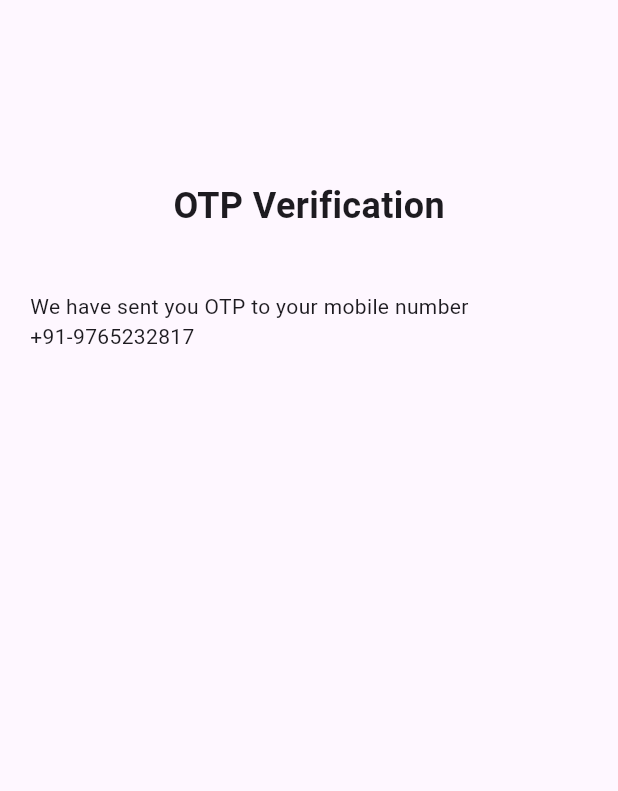
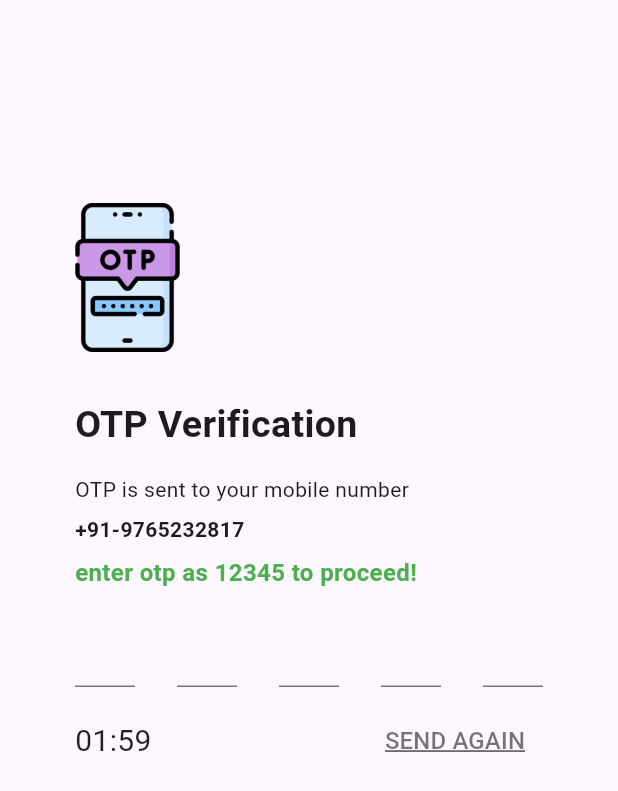
Before and after one commit to PavanFernandes/flutter_machine_test_mobile_app, a Flutter app: the screen it shows after launch, after a tap on "SEND CODE", on a phone screen of 412 x 824 dp. Shown: the top 791 px of the screen. Run offline on Flutter 3.47's test engine with Material 3 defaults, Android fonts, the phone set to English and light mode, and no system bars; our stand-ins replace device_info_plus, geolocator, package_info_plus; network calls fail.

Commit message:
commit final

```diff
--- a/lib/main.dart
+++ b/lib/main.dart
@@ -1,6 +1,8 @@
 import 'package:flutter/material.dart';
+import 'package:flutter_machine_test_mobile_app/pages/home_page.dart';
 import 'package:flutter_machine_test_mobile_app/pages/login.dart';
 import 'package:flutter_machine_test_mobile_app/pages/otp-verification.dart';
+import 'package:flutter_machine_test_mobile_app/pages/splash_screen.dart';
 
 void main() {
   runApp(const MyApp());
@@ -19,10 +21,11 @@ class MyApp extends StatelessWidget {
         colorScheme: ColorScheme.fromSeed(seedColor: Colors.deepPurple),
         useMaterial3: true,
       ),
-      home: const Login(),
+      home: const SplashScreen(),
       routes: {
         '/login': (context) => const Login(),
-        '/otp-verification' : (context) => const OTPVerification()
+        '/otp-verification' : (context) => OTPVerification(),
+        '/home' : (context) => HomePage()
       },
     );
   }
--- a/lib/pages/login.dart
+++ b/lib/pages/login.dart
@@ -20,10 +20,21 @@ class _LoginState extends State<Login>{
         child: Column(
           mainAxisAlignment: MainAxisAlignment.center,
           children: [
-            ElevatedButton(
-                onPressed: () {},
-                child: const Text("Phone")
+            ToggleButtons(
+              isSelected: [true, false],
+              onPressed: (int index) {
+              },
+              selectedColor: Colors.white70,
+              fillColor: Colors.redAccent,
+              borderRadius: BorderRadius.circular(10),
+              borderWidth: 1,
+              borderColor: Colors.grey,
+              children: const [
+                Text("    Phone    "),
+                Text("    Email    "),
+              ],
             ),
+
             const SizedBox(height: 30,),
             const Column(
               crossAxisAlignment: CrossAxisAlignment.start,
@@ -46,8 +57,19 @@ class _LoginState extends State<Login>{
             ),
             const SizedBox(height: 30,),
             ElevatedButton(
-                onPressed: (){Navigator.pushNamed(context, '/otp-verification');},
-                child: const Text("SEND CODE"))
+              onPressed: () {
+                Navigator.pushNamed(context, '/otp-verification');
+              },
+              style: ElevatedButton.styleFrom(
+                foregroundColor: Colors.white, backgroundColor: Colors.blue, // text color
+                padding: const EdgeInsets.symmetric(vertical: 15, horizontal: 30),
+                shape: RoundedRectangleBorder(
+                  borderRadius: BorderRadius.circular(10),
+                ),
+              ),
+              child: const Text("SEND CODE"),
+            ),
+
           ],
         ),
       )
--- a/lib/pages/otp-verification.dart
+++ b/lib/pages/otp-verification.dart
@@ -1,26 +1,150 @@
+import 'package:flutter/cupertino.dart';
 import 'package:flutter/material.dart';
+import 'dart:async';
+import 'package:flutter/services.dart';
 
-class OTPVerification extends StatelessWidget{
-  const OTPVerification({super.key});
+class OTPVerification extends StatefulWidget {
+  @override
+  _OTPVerificationState createState() => _OTPVerificationState();
+}
+
+class _OTPVerificationState extends State<OTPVerification> {
+  late Timer _timer;
+  int _start = 120;
+
+  late List<TextEditingController> controllers;
+  late FocusNode _lastNode;
+
+  @override
+  void initState() {
+    super.initState();
+    controllers = List.generate(5, (index) => TextEditingController());
+    _lastNode = FocusNode();
+    _startTimer();
+  }
+
+  void _startTimer() {
+    const oneSec = Duration(seconds: 1);
+    _timer = Timer.periodic(oneSec, (timer) {
+      if (_start == 0) {
+        _timer.cancel();
+      } else {
+        setState(() {
+          _start--;
+        });
+      }
+    });
+  }
+
+  String getTimerString() {
+    int minutes = _start ~/ 60;
+    int seconds = _start % 60;
+    String minutesStr = minutes.toString().padLeft(2, '0');
+    String secondsStr = seconds.toString().padLeft(2, '0');
+    return '$minutesStr:$secondsStr';
+  }
+
+  @override
+  void dispose() {
+    _timer.cancel();
+    for (var controller in controllers) {
+      controller.dispose();
+    }
+    _lastNode.dispose();
+    super.dispose();
+  }
+
+  String getEnteredOTP() {
+    String otp = '';
+    for (TextEditingController controller in controllers) {
+      otp += controller.text;
+    }
+    return otp;
+  }
+
+  void _validateOTP() {
+    String otp = getEnteredOTP();
+    if (otp == '12345') {
+      Navigator.pushReplacementNamed(context, '/home');
+    } else {
+      Navigator.pushReplacementNamed(context, '/register');
+    }
+  }
 
   @override
   Widget build(BuildContext context) {
-
     return Scaffold(
       body: Padding(
-        padding: EdgeInsets.all(20),
+        padding: const EdgeInsets.fromLTRB(50, 45, 50, 10),
         child: Column(
+          crossAxisAlignment: CrossAxisAlignment.start,
           children: [
-            SizedBox(height: 100,),
-            Text("OTP Verification", style: TextStyle(
-            fontSize: 24, fontWeight: FontWeight.w700),),
-            SizedBox(height: 40,),
-            Text("We have sent you OTP to your mobile number +91-9765232817"),
+            const SizedBox(height: 70,),
+            const SizedBox(
+                height: 140,
+                width: 70,
+                child: Image(image: AssetImage("assets/images/otp_icon.png"))),
+            const SizedBox(height: 10,),
+            const Text("OTP Verification", style: TextStyle(
+                fontSize: 25, fontWeight: FontWeight.w700),),
+            const SizedBox(height: 15,),
+            const Text("OTP is sent to your mobile number"),
+            const SizedBox(height: 7,),
+            const Text("+91-9765232817", style: TextStyle(fontWeight: FontWeight.w700,)),
+            const SizedBox(height: 7,),
+            const Text("enter otp as 12345 to proceed!", style: TextStyle(fontWeight: FontWeight.w700, color: Colors.green, fontSize: 16)),
+            const SizedBox(height: 20,),
+            Form(
+              child: Row(
+                mainAxisAlignment: MainAxisAlignment.spaceBetween,
+                children: List.generate(
+                    5, (index) => SizedBox(
+                  height: 45,
+                  width: 40,
+                  child: TextField(
+                    controller: controllers[index],
+                    style: Theme.of(context).textTheme.headlineSmall,
+                    keyboardType: TextInputType.number,
+                    textAlign: TextAlign.center,
+                    inputFormatters: [
+                      LengthLimitingTextInputFormatter(1),
+                      FilteringTextInputFormatter.digitsOnly,
+                    ],
+                    onChanged: (value) {
+                      if (value.isNotEmpty && index < 4){
+                        FocusScope.of(context).nextFocus();
+                      }
+                      if (value.isEmpty && index > 0) {
+                        FocusScope.of(context).previousFocus();
+                      }
+                      if (index == 4 && value.isNotEmpty) {
+                        _validateOTP();
+                      }
+                    },
+                    focusNode: index == 4 ? _lastNode : null,
+                  ),
+                )
+                ),
+              ),
+            ),
+            const SizedBox(height: 12,),
+            Row(
+              mainAxisAlignment: MainAxisAlignment.spaceBetween,
+              children: [
+                Text(
+                  getTimerString(),
+                  style: const TextStyle(fontSize: 20, fontWeight: FontWeight.w400, color: Colors.black87),
+                ),
+                TextButton(
+                  onPressed: (){},
+                  child: const Text("SEND AGAIN",
+                    style: TextStyle(decoration: TextDecoration.underline, fontSize: 16, color: Colors.black54, fontWeight: FontWeight.w500),),
+                ),
+              ],
+            )
           ],
         ),
       ),
     );
   }
-
-
 }
--- /dev/null
+++ b/lib/pages/splash_screen.dart
@@ -0,0 +1,171 @@
+import 'dart:async';
+import 'dart:convert';
+import 'dart:io';
+
+import 'package:device_info_plus/device_info_plus.dart';
+import 'package:flutter/material.dart';
+import 'package:geolocator/geolocator.dart';
+import 'package:package_info_plus/package_info_plus.dart';
+import 'package:http/http.dart' as http;
+
+import 'login.dart';
+
+class SplashScreen extends StatefulWidget{
+  const SplashScreen({super.key});
+
+  @override
+  State<SplashScreen> createState() => _SplashScreenState();
+
+}
+
+class _SplashScreenState extends State<SplashScreen>{
+
+  final Map<String, dynamic> data = {
+    "deviceType": "",
+    "deviceId": "",
+    "deviceName": "",
+    "deviceOSVersion": "",
+    "deviceIPAddress": "",
+    "lat": 0,
+    "long": 0,
+    "buyer_gcmid": "",
+    "buyer_pemid": "",
+    "app": {
+      "version": "",
+      "installTimeStamp": DateTime.now().toString(),
+      "uninstallTimeStamp": DateTime.now().toString(),
+      "downloadTimeStamp": DateTime.now().toString()
+    }
+  };
+
+  @override
+  void initState(){
+    super.initState();
+    initData();
+    Timer(
+      const Duration(seconds: 5),
+          () => Navigator.pushReplacement(
+        context,
+        MaterialPageRoute(
+          builder: (context) =>  const Login(), // Update with your main widget
+        ),
+      ),
+    );
+  }
+
+  Future<void> initData() async {
+    await retrieveDeviceInfo();
+    await retrieveIPAddress();
+    await getAppInfo();
+    await getCurrentLocation();
+    print(data);
+    postData();
+  }
+
+  Future<void> postData() async {
+
+    final Uri url = Uri.parse('http://devapiv3.dealsdray.com/api/v2/user/otp');
+
+    try {
+      final response = await http.post(
+        url,
+        body: json.encode(data),
+        headers: <String, String>{
+          'Content-Type': 'application/json; charset=UTF-8',
+        },
+      );
+      if (response.statusCode == 200) {
+        print('POST request successful');
+      }else{
+        print("Failed to send Post request : " + '${response.statusCode}');
+      }
+    } catch (e) {
+      print('POST request failed: $e');
+    }
+  }
+
+  Future<void> retrieveDeviceInfo() async {
+    final DeviceInfoPlugin deviceInfoPlugin = DeviceInfoPlugin();
+    final deviceInfo = await deviceInfoPlugin.deviceInfo;
+
+    if (Platform.isAndroid) {
+      AndroidDeviceInfo androidInfo = await deviceInfoPlugin.androidInfo;
+      setState(() {
+        data["deviceType"] = "android";
+        data["deviceId"] = androidInfo.id;
+        data["deviceName"] = androidInfo.model;
+        data["deviceOSVersion"] = androidInfo.version.release;
+      });
+    }if (Platform.isIOS) {
+      IosDeviceInfo iosInfo = await deviceInfoPlugin.iosInfo;
+      setState(() {
+        data["deviceType"] = "ios";
+        data["deviceId"] = iosInfo.identifierForVendor;
+        data["deviceName"] = iosInfo.model;
+        data["deviceOSVersion"] = iosInfo.utsname.release;
+      });
+    }
+  }
+
+
+  Future<void> retrieveIPAddress() async {
+    try {
+      final url = Uri.parse('https://api.ipify.org');
+      final response = await http.get(url);
+      setState(() {
+        data["deviceIPAddress"] = response.body;
+      });
+    } catch (e) {
+      print('Failed to get ip: $e');
+    }
+  }
+
+  Future<void> getCurrentLocation() async {
+    try {
+      Position position = await Geolocator.getCurrentPosition(desiredAccuracy: LocationAccuracy.high);
+      setState(() {
+        data["lat"] = position.latitude;
+        data["long"] = position.longitude;
+      });
+    } catch (e) {
+      print('Failed to get location: $e');
+    }
+  }
+
+  Future<void> getAppInfo() async {
+    final PackageInfo packageInfo = await PackageInfo.fromPlatform();
+    setState(() {
+      data["app"]['version'] = packageInfo.version;
+    });
+  }
+
+  @override
+  Widget build(BuildContext context) {
+    return Scaffold(
+      body: Container(
+        width: double.infinity,
+        decoration: const BoxDecoration(
+          gradient: LinearGradient(
+              colors: ([Colors.blue, Colors.purple]),
+              begin : Alignment.topRight,
+              end : Alignment.bottomLeft
+        ),
+      ),
+        child: const Column(
+          mainAxisAlignment: MainAxisAlignment.center,
+          children: [
+            Icon(
+                Icons.architecture_sharp,
+                size: 80,
+                color : Colors.white
+            ),
+            SizedBox(height: 20),
+            Text("Deals Dray", style: TextStyle(fontSize: 20, fontWeight: FontWeight.w600),),
+            SizedBox(height: 5,),
+            CircularProgressIndicator(),
+          ],
+        ),
+      )
+    );
+  }
+}
```
Also changed, not shown: lib/components/category_button.dart (added, +32 -0 lines), lib/pages/home_page.dart (added, +265 -0 lines), pubspec.yaml (+19 -3 lines), assets/images/m1.jpg (added), assets/images/m2.jpg (added), assets/images/m3.jpg (added), assets/images/otp_icon.png (added), assets/images/p1.jpeg (added), assets/images/p1.jpg (added), assets/images/p2.jpeg (added), assets/images/p3.jpg (added), pubspec.lock.
